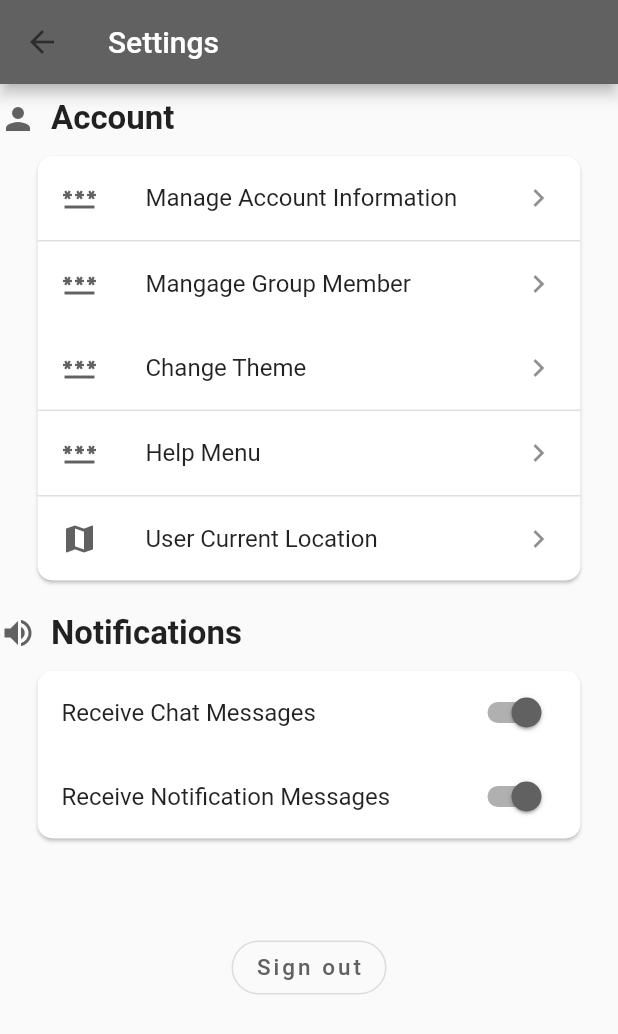
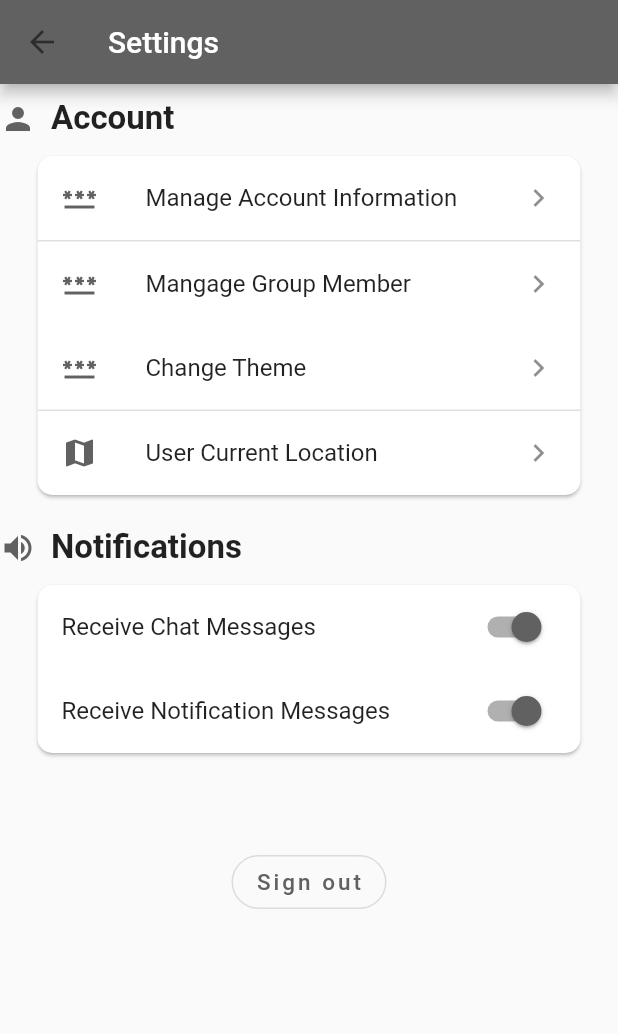
Before and after one commit to HarryHaesungKim/Roommate_Scheduler, a Flutter app: the screen it shows once a user with an empty profile is signed in, item 5 of the bottom bar chosen, after a tap on the "settings" icon, on a phone screen of 412 x 824 dp. Shown: the top 1034 px of the screen. Run offline on Flutter 3.47's test engine with Material 2 defaults, Android fonts, the phone set to English and light mode, and no system bars; our stand-ins replace cloud_firestore, firebase_analytics, firebase_auth, firebase_core, firebase_messaging, firebase_storage and 10 more; missing offline and left inert: dart:ffi; accounts and stored records are empty; network calls fail.

Commit message:
Got rid of help menu.

```diff
--- a/lib/settingsPage.dart
+++ b/lib/settingsPage.dart
@@ -126,23 +126,23 @@ class _settingsProfileState extends State<settingsProfile> {
                 ),
 
                 //Help menu
-                ListTile(
-                  leading: Icon(Icons.password_outlined,color: setAppBarColor(themeColor, themeBrightness),),
-                  title: Text("Help Menu"),
-                  trailing: Icon(Icons.keyboard_arrow_right),
-                  onTap: (){
-                    Navigator.push(context,
-                        MaterialPageRoute(builder: (context) {
-                          return HelpMenuPage();
-                        }));
-                  },
+                // ListTile(
+                //   leading: Icon(Icons.password_outlined,color: setAppBarColor(themeColor, themeBrightness),),
+                //   title: Text("Help Menu"),
+                //   trailing: Icon(Icons.keyboard_arrow_right),
+                //   onTap: (){
+                //     Navigator.push(context,
+                //         MaterialPageRoute(builder: (context) {
+                //           return HelpMenuPage();
+                //         }));
+                //   },
+                // ),
 
-                ),
-                Container(
-                  width: double.infinity,
-                  height: 1.0,
-                  color: Colors.grey.shade300,
-                ),
+                // Container(
+                //   width: double.infinity,
+                //   height: 1.0,
+                //   color: Colors.grey.shade300,
+                // ),
 
                 //Help menu
                 ListTile(
```
